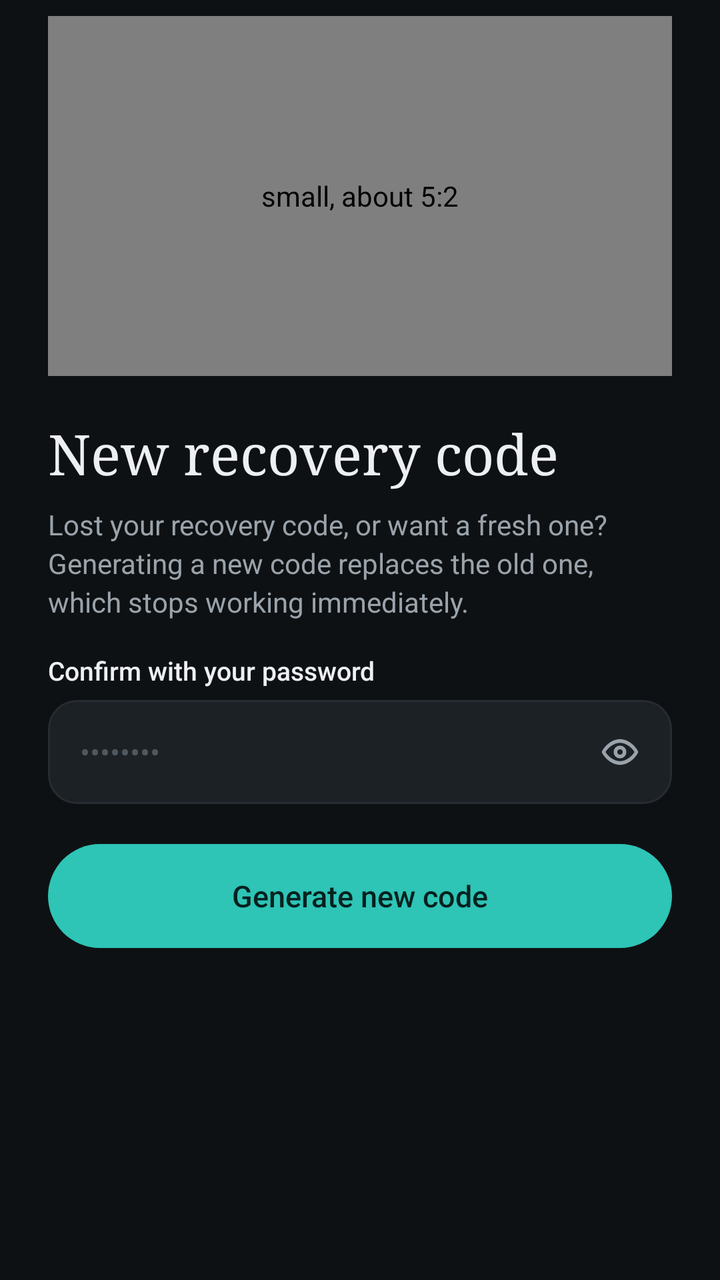
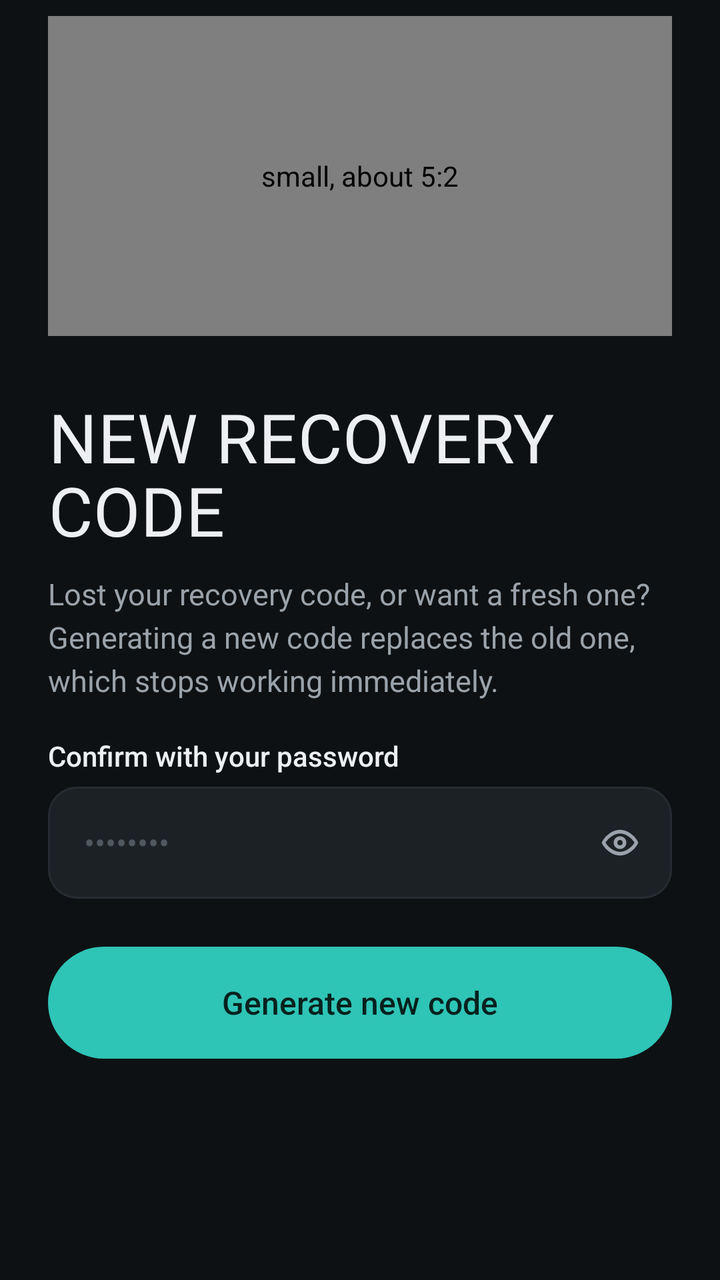

Screens rendered from an Android XML layout before and after an edit, with the pre-edit source and the edit as a unified diff.
<!-- AndroidManifest.xml: application theme Theme.Planj -->
<!-- res/layout/screen_newrecovery.xml -->
<?xml version="1.0" encoding="utf-8"?>
<LinearLayout xmlns:android="http://schemas.android.com/apk/res/android"
    android:layout_width="match_parent"
    android:layout_height="wrap_content"
    android:orientation="vertical"
    android:paddingHorizontal="24dp"
    android:paddingTop="8dp"
    android:paddingBottom="32dp">

        <com.planj.phone.Illustration
            style="@style/Auth.Illustration"
            android:contentDescription="small, about 5:2"
            android:tag="recovery" />

        <TextView style="@style/Auth.Title" android:text="New recovery code" />
        <TextView android:id="@+id/blurb" style="@style/Auth.Blurb" android:text="Lost your recovery code, or want a fresh one? Generating a new code replaces the old one, which stops working immediately." />
        <TextView android:id="@+id/error" style="@style/Auth.Error" />
        <TextView style="@style/Auth.Label" android:text="Confirm with your password" />
        <FrameLayout
            android:layout_width="match_parent"
            android:layout_height="wrap_content"
            android:layout_marginTop="6dp">

            <EditText
                android:id="@+id/password"
                style="@style/Auth.Field"
                android:layout_marginTop="0dp"
                android:hint="••••••••"
                android:imeOptions="actionDone"
                android:inputType="textPassword" android:paddingEnd="52dp" />

            <ImageButton
                android:id="@+id/password_eye"
                android:layout_width="44dp"
                android:layout_height="44dp"
                android:layout_gravity="end|center_vertical"
                android:layout_marginEnd="4dp"
                android:background="@drawable/btn_text"
                android:contentDescription="Show password"
                android:src="@drawable/ic_eye"
                android:tint="@color/muted" />
        </FrameLayout>
        <TextView android:id="@+id/password_hint" style="@style/Auth.Hint" />
        <FrameLayout
            android:layout_width="match_parent"
            android:layout_height="wrap_content">
            <Button android:id="@+id/btn_submit" style="@style/Auth.Primary" android:text="Generate new code" />
            <ProgressBar android:id="@+id/progress" android:layout_width="22dp" android:layout_height="22dp" android:layout_gravity="center" android:layout_marginTop="20dp" android:indeterminateTint="@color/on_accent" android:visibility="gone" />
        </FrameLayout>
</LinearLayout>
<!-- resources referenced by this layout -->
<resources>
  <style name="Auth.Blurb" parent="">
          <item name="android:layout_width">match_parent</item>
          <item name="android:layout_height">wrap_content</item>
          <item name="android:layout_marginTop">8dp</item>
          <item name="android:lineSpacingExtra">3dp</item>
          <item name="android:textColor">@color/muted</item>
          <item name="android:textSize">14sp</item>
      </style>
  <style name="Auth.Error" parent="">
          <item name="android:layout_width">match_parent</item>
          <item name="android:layout_height">wrap_content</item>
          <item name="android:layout_marginTop">14dp</item>
          <item name="android:background">@drawable/field_bg_error</item>
          <item name="android:paddingHorizontal">14dp</item>
          <item name="android:paddingVertical">10dp</item>
          <item name="android:textColor">@color/bad</item>
          <item name="android:textSize">13sp</item>
          <item name="android:visibility">gone</item>
      </style>
  <style name="Auth.Field" parent="">
          <item name="android:layout_width">match_parent</item>
          <item name="android:layout_height">52dp</item>
          <item name="android:layout_marginTop">6dp</item>
          <item name="android:background">@drawable/field_bg</item>
          <item name="android:fontFamily">sans-serif</item>
          <item name="android:paddingHorizontal">16dp</item>
          <item name="android:singleLine">true</item>
          <item name="android:textColor">@color/text</item>
          <item name="android:textColorHint">@color/idle</item>
          <item name="android:textSize">15sp</item>
          <item name="android:importantForAutofill">no</item>
      </style>
  <style name="Auth.Hint" parent="">
          <item name="android:layout_width">match_parent</item>
          <item name="android:layout_height">wrap_content</item>
          <item name="android:layout_marginTop">5dp</item>
          <item name="android:paddingHorizontal">4dp</item>
          <item name="android:textColor">@color/bad</item>
          <item name="android:textSize">12sp</item>
          <item name="android:visibility">gone</item>
      </style>
  <style name="Auth.Illustration" parent="">
          <item name="android:layout_width">match_parent</item>
          <item name="android:layout_height">180dp</item>
          <item name="android:layout_marginBottom">20dp</item>
      </style>
  <style name="Auth.Label" parent="">
          <item name="android:layout_width">wrap_content</item>
          <item name="android:layout_height">wrap_content</item>
          <item name="android:layout_marginTop">16dp</item>
          <item name="android:fontFamily">sans-serif-medium</item>
          <item name="android:textColor">@color/text</item>
          <item name="android:textSize">13sp</item>
      </style>
  <style name="Auth.Primary" parent="android:Widget.Material.Button.Borderless">
          <item name="android:layout_width">match_parent</item>
          <item name="android:layout_height">52dp</item>
          <item name="android:layout_marginTop">20dp</item>
          <item name="android:background">@drawable/btn_primary</item>
          <item name="android:fontFamily">sans-serif-medium</item>
          <item name="android:textAllCaps">false</item>
          <item name="android:textColor">@color/on_accent</item>
          <item name="android:textSize">15sp</item>
      </style>
  <style name="Auth.Title" parent="">
          <item name="android:layout_width">match_parent</item>
          <item name="android:layout_height">wrap_content</item>
          <item name="android:fontFamily">serif</item>
          <item name="android:textColor">@color/text</item>
          <item name="android:textSize">28sp</item>
          <item name="android:lineSpacingExtra">2dp</item>
      </style>
  <style name="Theme.Planj" parent="@android:style/Theme.Material.NoActionBar">
          <item name="android:windowBackground">@color/bg</item>
          <item name="android:colorAccent">@color/accent</item>
          <item name="android:statusBarColor">@color/bg</item>
          <item name="android:navigationBarColor">@color/bg</item>
          <item name="android:textColorPrimary">@color/text</item>
          <item name="android:textColorSecondary">@color/muted</item>
          <item name="android:textColorHint">@color/muted</item>
      </style>
  <!-- unchanged entries left out for length: 16 -->
</resources>

<!-- the commit's change to res/layout/screen_newrecovery.xml (unified diff, before → after) -->
@@ -9,6 +9,7 @@
 
         <com.planj.phone.Illustration
             style="@style/Auth.Illustration"
+            android:layout_height="160dp"
             android:contentDescription="small, about 5:2"
             android:tag="recovery" />
 
<!-- resource entries referenced after the edit -->
@@ -1,76 +1,59 @@
 <!-- resources referenced by this layout -->
 <resources>
-  <style name="Auth.Blurb" parent="">
-          <item name="android:layout_width">match_parent</item>
-          <item name="android:layout_height">wrap_content</item>
-          <item name="android:layout_marginTop">8dp</item>
-          <item name="android:lineSpacingExtra">3dp</item>
-          <item name="android:textColor">@color/muted</item>
-          <item name="android:textSize">14sp</item>
+  <style name="Auth.Blurb" parent="Body">
+          <item name="android:layout_marginTop">10dp</item>
       </style>
   <style name="Auth.Error" parent="">
           <item name="android:layout_width">match_parent</item>
           <item name="android:layout_height">wrap_content</item>
-          <item name="android:layout_marginTop">14dp</item>
+          <item name="android:layout_marginTop">16dp</item>
           <item name="android:background">@drawable/field_bg_error</item>
-          <item name="android:paddingHorizontal">14dp</item>
-          <item name="android:paddingVertical">10dp</item>
+          <item name="android:paddingHorizontal">16dp</item>
+          <item name="android:paddingVertical">12dp</item>
           <item name="android:textColor">@color/bad</item>
-          <item name="android:textSize">13sp</item>
+          <item name="android:textSize">14sp</item>
           <item name="android:visibility">gone</item>
       </style>
   <style name="Auth.Field" parent="">
           <item name="android:layout_width">match_parent</item>
-          <item name="android:layout_height">52dp</item>
-          <item name="android:layout_marginTop">6dp</item>
+          <item name="android:layout_height">56dp</item>
+          <item name="android:layout_marginTop">8dp</item>
           <item name="android:background">@drawable/field_bg</item>
           <item name="android:fontFamily">sans-serif</item>
-          <item name="android:paddingHorizontal">16dp</item>
+          <item name="android:paddingHorizontal">18dp</item>
           <item name="android:singleLine">true</item>
           <item name="android:textColor">@color/text</item>
           <item name="android:textColorHint">@color/idle</item>
-          <item name="android:textSize">15sp</item>
+          <item name="android:textSize">16sp</item>
           <item name="android:importantForAutofill">no</item>
       </style>
   <style name="Auth.Hint" parent="">
           <item name="android:layout_width">match_parent</item>
           <item name="android:layout_height">wrap_content</item>
-          <item name="android:layout_marginTop">5dp</item>
+          <item name="android:layout_marginTop">6dp</item>
           <item name="android:paddingHorizontal">4dp</item>
           <item name="android:textColor">@color/bad</item>
-          <item name="android:textSize">12sp</item>
+          <item name="android:textSize">13sp</item>
           <item name="android:visibility">gone</item>
       </style>
   <style name="Auth.Illustration" parent="">
           <item name="android:layout_width">match_parent</item>
-          <item name="android:layout_height">180dp</item>
-          <item name="android:layout_marginBottom">20dp</item>
+          <item name="android:layout_height">200dp</item>
+          <item name="android:layout_marginBottom">24dp</item>
       </style>
   <style name="Auth.Label" parent="">
           <item name="android:layout_width">wrap_content</item>
           <item name="android:layout_height">wrap_content</item>
-          <item name="android:layout_marginTop">16dp</item>
+          <item name="android:layout_marginTop">18dp</item>
           <item name="android:fontFamily">sans-serif-medium</item>
           <item name="android:textColor">@color/text</item>
-          <item name="android:textSize">13sp</item>
+          <item name="android:textSize">14sp</item>
       </style>
-  <style name="Auth.Primary" parent="android:Widget.Material.Button.Borderless">
-          <item name="android:layout_width">match_parent</item>
-          <item name="android:layout_height">52dp</item>
-          <item name="android:layout_marginTop">20dp</item>
-          <item name="android:background">@drawable/btn_primary</item>
-          <item name="android:fontFamily">sans-serif-medium</item>
-          <item name="android:textAllCaps">false</item>
-          <item name="android:textColor">@color/on_accent</item>
-          <item name="android:textSize">15sp</item>
+  <style name="Auth.Primary" parent="Pill.Primary">
+          <item name="android:layout_marginTop">24dp</item>
       </style>
-  <style name="Auth.Title" parent="">
-          <item name="android:layout_width">match_parent</item>
-          <item name="android:layout_height">wrap_content</item>
-          <item name="android:fontFamily">serif</item>
-          <item name="android:textColor">@color/text</item>
-          <item name="android:textSize">28sp</item>
-          <item name="android:lineSpacingExtra">2dp</item>
+  <style name="Auth.Title" parent="Display.L">
+          <item name="android:layout_marginTop">8dp</item>
       </style>
   <style name="Theme.Planj" parent="@android:style/Theme.Material.NoActionBar">
           <item name="android:windowBackground">@color/bg</item>
@@ -80,6 +63,27 @@
           <item name="android:textColorPrimary">@color/text</item>
           <item name="android:textColorSecondary">@color/muted</item>
           <item name="android:textColorHint">@color/muted</item>
+          <item name="android:windowAnimationStyle">@style/PageTransitions</item>
+      </style>
+  <style name="Body" parent="">
+          <item name="android:layout_width">match_parent</item>
+          <item name="android:layout_height">wrap_content</item>
+          <item name="android:lineSpacingExtra">4dp</item>
+          <item name="android:textColor">@color/muted</item>
+          <item name="android:textSize">15sp</item>
+      </style>
+  <style name="Pill.Primary">
+          <item name="android:background">@drawable/btn_primary</item>
+          <item name="android:textColor">@color/on_accent</item>
+      </style>
+  <style name="Display.L">
+          <item name="android:textSize">34sp</item>
+      </style>
+  <style name="PageTransitions" parent="@android:style/Animation.Activity">
+          <item name="android:activityOpenEnterAnimation">@anim/slide_in_right</item>
+          <item name="android:activityOpenExitAnimation">@anim/slide_out_left</item>
+          <item name="android:activityCloseEnterAnimation">@anim/slide_in_left</item>
+          <item name="android:activityCloseExitAnimation">@anim/slide_out_right</item>
       </style>
   <!-- unchanged entries left out for length: 16 -->
 </resources>
